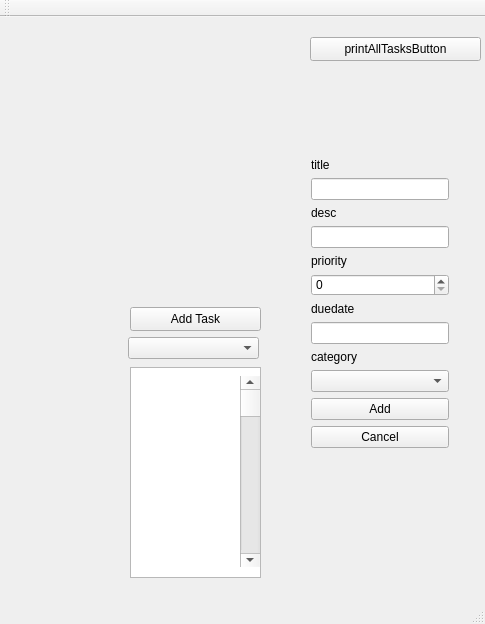
Old version of the form TaskManager/TaskManagerUI/Gui.ui in the repository asanguine/CPP-QT-DataStructures-TaskManagerApp.
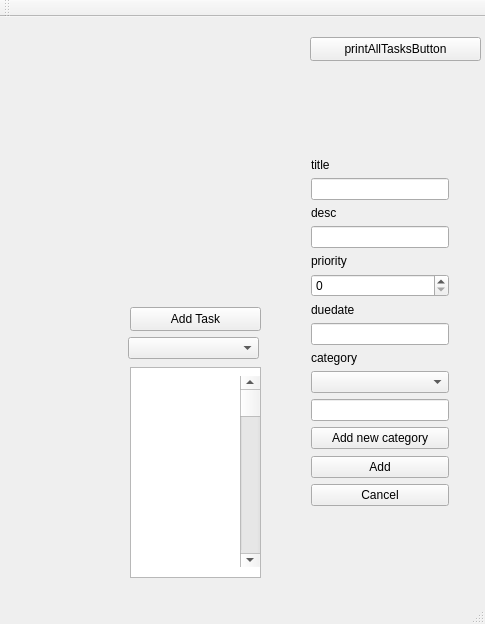
New version of the form.

```diff
--- a/TaskManager/TaskManagerUI/Gui.ui
+++ b/TaskManager/TaskManagerUI/Gui.ui
@@ -52,7 +52,7 @@
       <x>300</x>
       <y>130</y>
       <width>160</width>
-      <height>312</height>
+      <height>370</height>
      </rect>
     </property>
     <layout class="QVBoxLayout" name="TaskCreateWidget">
@@ -113,6 +113,16 @@
      <item>
       <widget class="QComboBox" name="categoryComboBox"/>
      </item>
+     <item>
+      <widget class="QLineEdit" name="categoryLineEdit"/>
+     </item>
+     <item>
+      <widget class="QPushButton" name="addCategoryButton">
+       <property name="text">
+        <string>Add new category</string>
+       </property>
+      </widget>
+     </item>
      <item>
       <spacer name="verticalSpacer">
        <property name="orientation">
```
